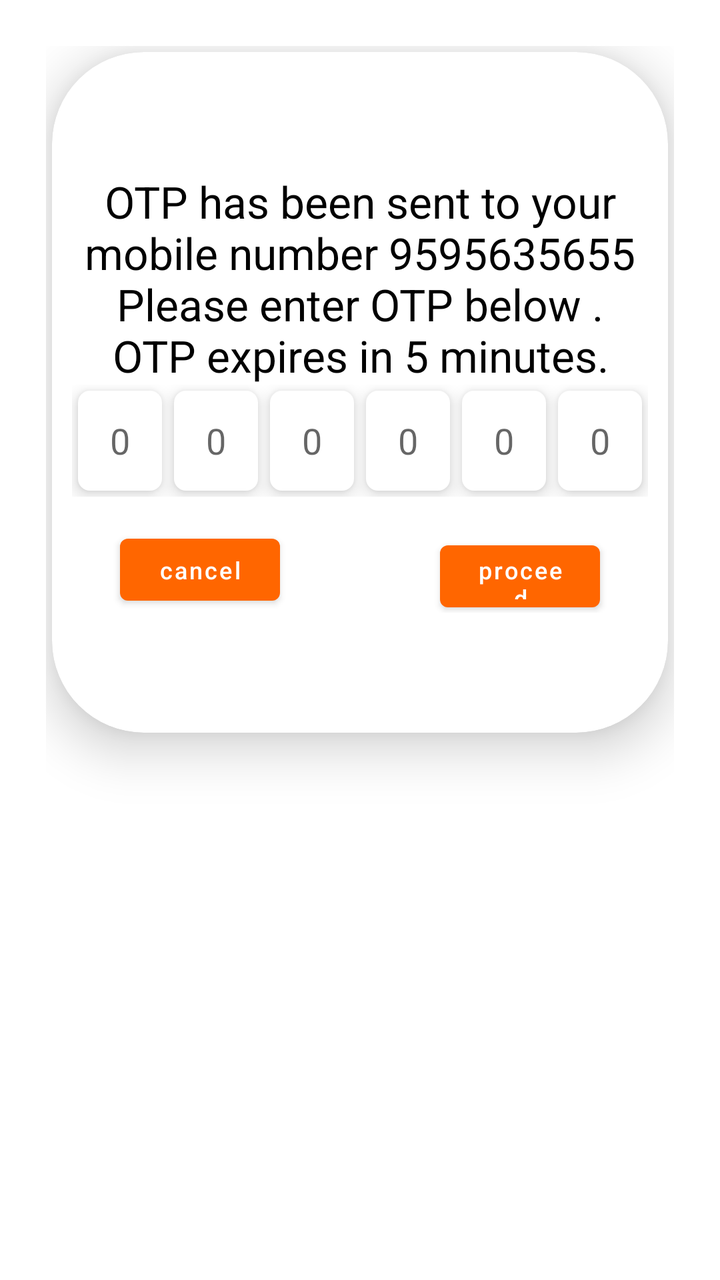
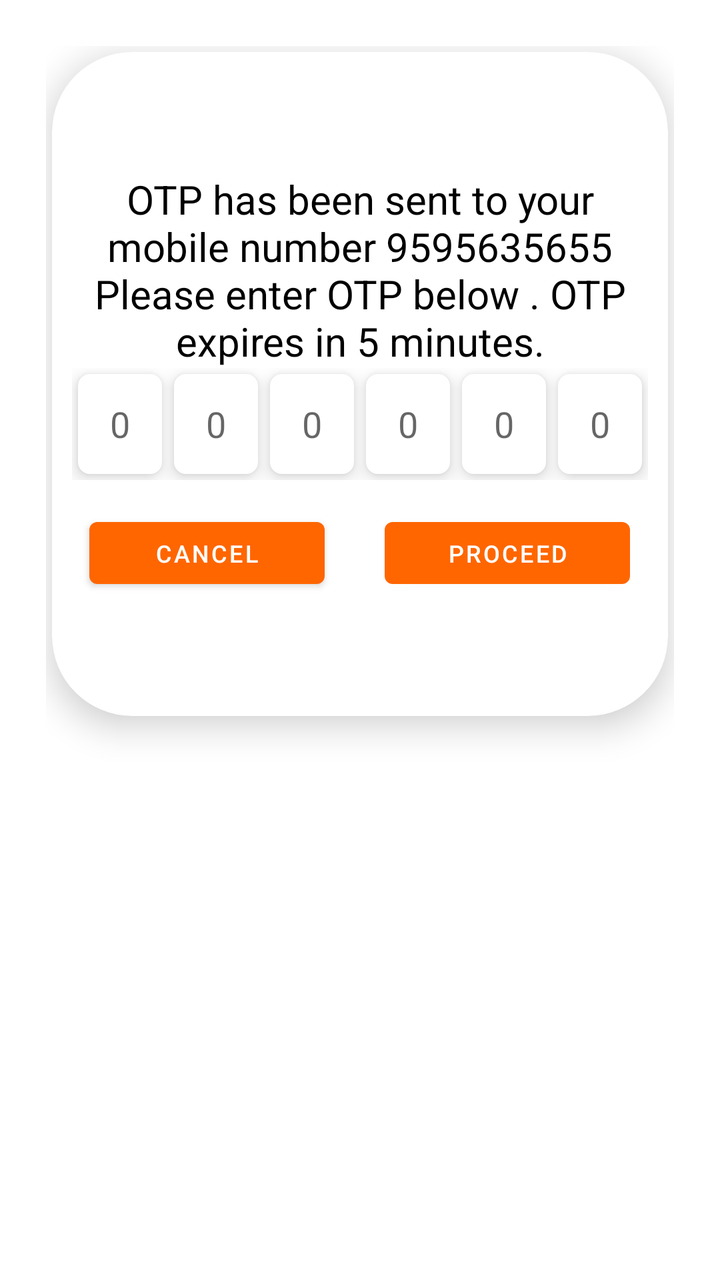

Compare the two renders of this Android layout. The source of the first and the diff that turns it into the second are given below.
<!-- AndroidManifest.xml: application theme Theme.LabzApp -->
<!-- res/layout/activity_otp_verify.xml -->
<?xml version="1.0" encoding="utf-8"?>
<LinearLayout xmlns:android="http://schemas.android.com/apk/res/android"
    xmlns:app="http://schemas.android.com/apk/res-auto"
    android:layout_width="match_parent"
    android:layout_height="match_parent"
    android:background="@color/white"
    android:orientation="vertical"
    android:padding="23dp">

    <androidx.cardview.widget.CardView
        android:layout_width="match_parent"
        android:layout_height="wrap_content"
        android:layout_margin="3dp"
        app:cardBackgroundColor="@color/white"
        app:cardCornerRadius="46dp"
        app:cardElevation="15dp">

        <LinearLayout
            android:layout_width="match_parent"
            android:layout_height="wrap_content"
            android:layout_margin="10dp"
            android:orientation="vertical">

            <TextView
                android:layout_width="match_parent"
                android:layout_height="wrap_content"
                android:layout_marginLeft="5dp"
                android:layout_marginTop="50dp"
                android:layout_marginRight="5dp"
                android:gravity="center"
                android:text="OTP has been sent to your mobile number 9595635655 Please enter OTP below . OTP expires in 5 minutes."
                android:textColor="@color/black"
                android:textSize="22sp" />

            <LinearLayout
                android:layout_width="match_parent"
                android:layout_height="wrap_content"
                android:orientation="horizontal">


                <EditText
                    android:layout_width="0dp"
                    android:layout_height="50dp"
                    android:layout_margin="3dp"
                    android:layout_weight="1"
                    android:background="@drawable/round_button_white"
                    android:elevation="5dp"
                    android:gravity="center"
                    android:hint="0"
                    android:inputType="number"
                    android:paddingStart="10dp"
                    android:paddingEnd="10dp" />


                <EditText
                    android:layout_width="0dp"
                    android:layout_height="50dp"
                    android:layout_margin="3dp"
                    android:layout_weight="1"
                    android:background="@drawable/round_button_white"
                    android:elevation="5dp"
                    android:gravity="center"
                    android:hint="0"
                    android:inputType="number"
                    android:paddingStart="10dp"
                    android:paddingEnd="10dp" />

                <EditText
                    android:layout_width="0dp"
                    android:layout_height="50dp"
                    android:layout_margin="3dp"
                    android:layout_weight="1"
                    android:background="@drawable/round_button_white"
                    android:elevation="5dp"
                    android:gravity="center"
                    android:hint="0"
                    android:inputType="number"
                    android:paddingStart="10dp"
                    android:paddingEnd="10dp" />

                <EditText
                    android:layout_width="0dp"
                    android:layout_height="50dp"
                    android:layout_margin="3dp"
                    android:layout_weight="1"
                    android:background="@drawable/round_button_white"
                    android:elevation="5dp"
                    android:gravity="center"
                    android:hint="0"
                    android:inputType="number"
                    android:paddingStart="10dp"
                    android:paddingEnd="10dp" />

                <EditText
                    android:layout_width="0dp"
                    android:layout_height="50dp"
                    android:layout_margin="3dp"
                    android:layout_weight="1"
                    android:background="@drawable/round_button_white"
                    android:elevation="5dp"
                    android:gravity="center"
                    android:hint="0"
                    android:inputType="number"
                    android:paddingStart="10dp"
                    android:paddingEnd="10dp" />

                <EditText
                    android:layout_width="0dp"
                    android:layout_height="50dp"
                    android:layout_margin="3dp"
                    android:layout_weight="1"
                    android:background="@drawable/round_button_white"
                    android:elevation="5dp"
                    android:gravity="center"
                    android:hint="0"
                    android:inputType="number"
                    android:paddingStart="10dp"
                    android:paddingEnd="10dp" />

            </LinearLayout>

            <LinearLayout
                android:layout_width="match_parent"
                android:layout_height="wrap_content"
                android:layout_marginTop="15dp"
                android:orientation="horizontal"
                android:paddingBottom="50dp">

                <View
                    android:layout_width="0dp"
                    android:layout_height="0dp"
                    android:layout_weight=".3" />

                <Button
                    android:layout_width="0dp"
                    android:layout_height="43dp"
                    android:layout_weight="1"
                    android:text="cancel"
                    android:textAllCaps="false"
                    android:textSize="12sp"
                    app:backgroundTint="@color/orange" />

                <View
                    android:layout_width="0dp"
                    android:layout_height="0dp"
                    android:layout_weight="1" />

                <Button
                    android:layout_width="0dp"
                    android:layout_height="43dp"
                    android:layout_weight="1"
                    android:text="proceed"
                    android:textAllCaps="false"
                    android:textSize="12sp"
                    app:backgroundTint="@color/orange" />

                <View
                    android:layout_width="0dp"
                    android:layout_height="0dp"
                    android:layout_weight=".3" />

            </LinearLayout>

        </LinearLayout>


    </androidx.cardview.widget.CardView>


    <View
        android:layout_width="0dp"
        android:layout_height="0dp"
        android:layout_weight=".3" />

</LinearLayout>
<!-- resources referenced by this layout -->
<resources>
  <color name="black">#FF000000</color>
  <color name="orange">#FFFF6600</color>
  <color name="white">#FFFFFFFF</color>
  <!-- drawable round_button_white (drawable) -->
  <?xml version="1.0" encoding="UTF-8"?>
  <ripple xmlns:android="http://schemas.android.com/apk/res/android"
      android:color="@color/orange"
      android:shape="rectangle">
      <item>
          <shape android:shape="rectangle">
              <solid android:color="@color/white" />
              
              
              <corners android:radius="6dp" />
          </shape>
      </item>
  </ripple>
  <style name="Theme.LabzApp" parent="Theme.MaterialComponents.DayNight.DarkActionBar">
          
          <item name="colorPrimary">@color/purple_500</item>
          <item name="colorPrimaryVariant">@color/purple_700</item>
          <item name="colorOnPrimary">@color/white</item>
          
          <item name="colorSecondary">@color/teal_200</item>
          <item name="colorSecondaryVariant">@color/teal_700</item>
          <item name="colorOnSecondary">@color/black</item>
          
          <item name="android:statusBarColor" tools:targetApi="l">?attr/colorPrimaryVariant</item>
          
      </style>
  <color name="purple_500">#FFFF8B3D</color>
  <color name="purple_700">#FFFF6600</color>
  <color name="teal_200">#FF03DAC5</color>
  <color name="teal_700">#FF018786</color>
</resources>

<!-- the commit's change to res/layout/activity_otp_verify.xml (unified diff, before → after) -->
@@ -12,8 +12,8 @@
         android:layout_height="wrap_content"
         android:layout_margin="3dp"
         app:cardBackgroundColor="@color/white"
-        app:cardCornerRadius="46dp"
-        app:cardElevation="15dp">
+        app:cardCornerRadius="40dp"
+        app:cardElevation="10dp">
 
         <LinearLayout
             android:layout_width="match_parent"
@@ -30,7 +30,7 @@
                 android:gravity="center"
                 android:text="OTP has been sent to your mobile number 9595635655 Please enter OTP below . OTP expires in 5 minutes."
                 android:textColor="@color/black"
-                android:textSize="22sp" />
+                android:textSize="20sp" />
 
             <LinearLayout
                 android:layout_width="match_parent"
@@ -132,10 +132,10 @@
                     android:layout_weight=".3" />
 
                 <Button
-                    android:layout_width="0dp"
+                    android:layout_width="wrap_content"
                     android:layout_height="43dp"
                     android:layout_weight="1"
-                    android:text="cancel"
+                    android:text="CANCEL"
                     android:textAllCaps="false"
                     android:textSize="12sp"
                     app:backgroundTint="@color/orange" />
@@ -146,10 +146,10 @@
                     android:layout_weight="1" />
 
                 <Button
-                    android:layout_width="0dp"
+                    android:layout_width="wrap_content"
                     android:layout_height="43dp"
                     android:layout_weight="1"
-                    android:text="proceed"
+                    android:text="PROCEED"
                     android:textAllCaps="false"
                     android:textSize="12sp"
                     app:backgroundTint="@color/orange" />
